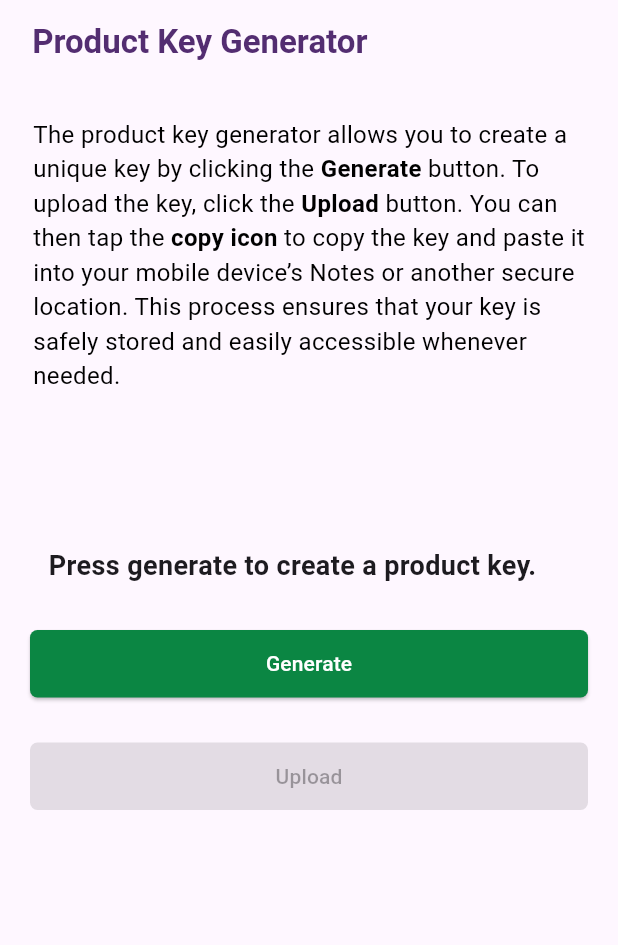
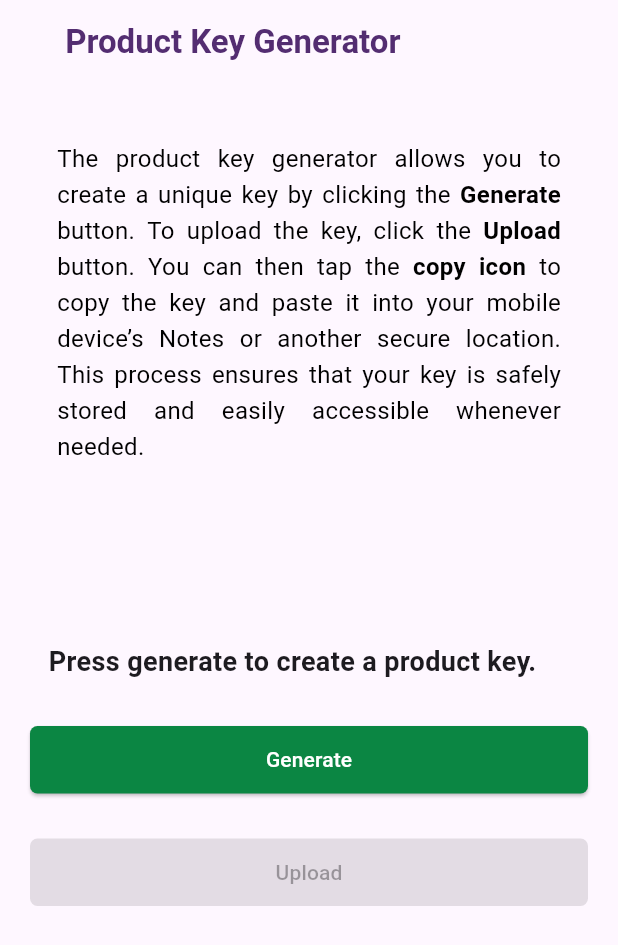
Before and after one commit to pujan336/product-key-generator, a Flutter app: the ProductKey screen opened directly, on a phone screen of 412 x 824 dp. Shown: the top 945 px of the screen. Run offline on Flutter 3.47's test engine with Material 3 defaults, Android fonts, the phone set to English and light mode, and no system bars; our stand-ins replace loading_animation_widget, shared_preferences; accounts and stored records are empty.

Commit message:
changing in the androiddmainfest.xml

```diff
--- a/lib/main.dart
+++ b/lib/main.dart
@@ -1,5 +1,4 @@
 import 'package:flutter/material.dart';
-import 'package:nutrace_product_key_generator/screens/auth/product_key.dart';
 import 'splashscreen/splash_screen.dart';
 import 'provider/auth/loading.dart';
 import 'provider/auth/login_provider.dart';
@@ -32,7 +31,7 @@ class MyApp extends StatelessWidget {
       theme: ThemeData(
         colorScheme: ColorScheme.fromSeed(seedColor: Colors.deepPurple),
       ),
-      home: ProductKey(),
+      home: SplashScreen(),
     );
   }
 }
--- a/lib/screens/auth/product_key.dart
+++ b/lib/screens/auth/product_key.dart
@@ -26,45 +26,64 @@ class _GenerateKeyState extends State<ProductKey> {
   Widget build(BuildContext context) {
     return Scaffold(
       appBar: AppBar(
-        title: Text(
+        title: Column(
+          children: [
+            Container(
+              margin: EdgeInsets.all(22),
+              child: Text(
                 ' Product Key Generator',
-          style:
-              TextStyle(fontWeight: FontWeight.bold, color: Color(0xFF532D71)),
+                style: TextStyle(
+                  fontWeight: FontWeight.bold,
+                  color: Color(0xFF532D71),
                 ),
               ),
-      body: Center(
+            )
+          ],
+        ),
+      ),
+      body: SingleChildScrollView(
         child: Column(
           children: [
             Container(
                 margin: EdgeInsets.all(22),
                 child: Column(
                   children: [
-                    Text.rich(
+                    Padding(
+                      padding: const EdgeInsets.all(16.0),
+                      child: Text.rich(
                         TextSpan(
-                        style: TextStyle(fontSize: 16, color: Colors.black),
+                          style: TextStyle(
+                              fontSize: 16, color: Colors.black, height: 1.5),
                           children: [
                             TextSpan(
                               text:
-                                  'The product key generator allows you to create a unique key by clicking the '),
+                                  'The product key generator allows you to create a unique key by clicking the ',
+                            ),
                             TextSpan(
                               text: 'Generate',
                               style: TextStyle(fontWeight: FontWeight.bold),
                             ),
                             TextSpan(
-                              text: ' button. To upload the key, click the '),
+                              text: ' button. To upload the key, click the ',
+                            ),
                             TextSpan(
                               text: 'Upload',
                               style: TextStyle(fontWeight: FontWeight.bold),
                             ),
-                          TextSpan(text: ' button. You can then tap the '),
+                            TextSpan(
+                              text: ' button. You can then tap the ',
+                            ),
                             TextSpan(
                               text: 'copy icon',
                               style: TextStyle(fontWeight: FontWeight.bold),
                             ),
                             TextSpan(
                               text:
-                                  ' to copy the key and paste it into your mobile device’s Notes or another secure location. This process ensures that your key is safely stored and easily accessible whenever needed.'),
+                                  ' to copy the key and paste it into your mobile device’s Notes or another secure location. This process ensures that your key is safely stored and easily accessible whenever needed.',
+                            ),
                           ],
+                        ),
+                        textAlign: TextAlign.justify,
                       ),
                     )
                   ],
```
Also changed, not shown: 2 other files. Lines whose indentation alone changed are shown as unchanged.
